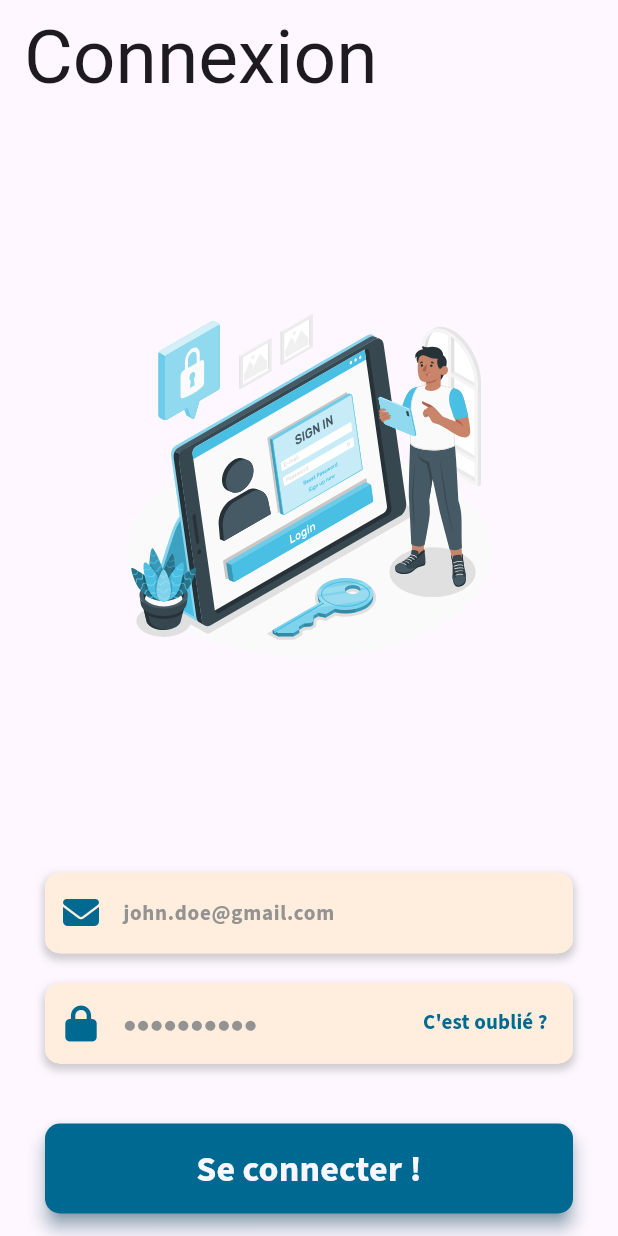
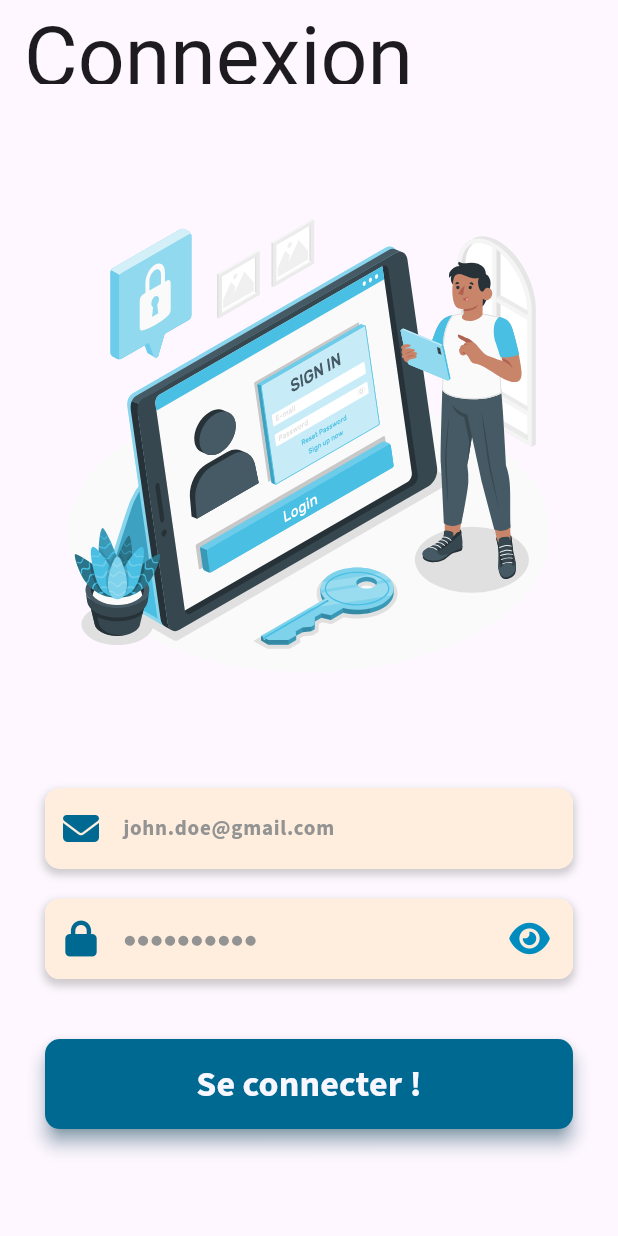
Before and after one commit to Samypnotise/mediplan-mobile, a Flutter app: the screen it shows after launch, on a phone screen of 412 x 824 dp. Run offline on Flutter 3.47's test engine with Material 3 defaults, Android fonts, the phone set to English and light mode, and no system bars; our stand-ins replace animated_custom_dropdown, another_flushbar, flutter_bloc, flutter_dotenv, flutter_secure_storage, flutter_svg and 3 more; missing offline and left inert: flutter_polyline_points.

Commit message:
refactor: reordering imports

```diff
--- a/lib/views/Authentication/login_view.dart
+++ b/lib/views/Authentication/login_view.dart
@@ -1,18 +1,18 @@
-import 'package:mediplan/components/custom_flushbar.dart';
-import 'package:mediplan/components/input_widget.dart';
-import 'package:mediplan/constants/mediplan_colors.dart';
-import 'package:mediplan/constants/flushbar_type.dart';
-import 'package:mediplan/blocs/login_bloc/login_bloc.dart';
-import 'package:mediplan/blocs/login_bloc/login_event.dart';
-import 'package:mediplan/blocs/login_bloc/login_state.dart';
-import 'package:mediplan/blocs/auth_bloc/auth_cubit.dart';
-import 'package:mediplan/repositories/auth_repository.dart';
-import 'package:mediplan/status/form_submission_status.dart';
 import 'package:flutter/material.dart';
 import 'package:flutter_bloc/flutter_bloc.dart';
 import 'package:flutter_svg/svg.dart';
 import 'package:font_awesome_flutter/font_awesome_flutter.dart';
 import 'package:google_fonts/google_fonts.dart';
+import 'package:mediplan/blocs/auth_bloc/auth_cubit.dart';
+import 'package:mediplan/blocs/login_bloc/login_bloc.dart';
+import 'package:mediplan/blocs/login_bloc/login_event.dart';
+import 'package:mediplan/blocs/login_bloc/login_state.dart';
+import 'package:mediplan/components/custom_flushbar.dart';
+import 'package:mediplan/components/input_widget.dart';
+import 'package:mediplan/constants/flushbar_type.dart';
+import 'package:mediplan/constants/mediplan_colors.dart';
+import 'package:mediplan/repositories/auth_repository.dart';
+import 'package:mediplan/status/form_submission_status.dart';
 
 class LoginView extends StatefulWidget {
   const LoginView({super.key});
@@ -49,28 +49,23 @@ class _LoginScreen extends StatelessWidget {
             'Connexion',
             style: TextStyle(
               fontFamily: GoogleFonts.oleoScript().fontFamily,
-              fontSize: 50,
+              fontSize: 55,
             ),
           ),
         ),
       ),
-      body: SafeArea(
+      body: SingleChildScrollView(
+        child: SafeArea(
           child: Center(
             child: Padding(
               padding: const EdgeInsets.only(top: 20, left: 30, right: 30),
               child: Center(
                 child: Column(
                   children: [
-                  const Spacer(),
-                  //! Login image
-                  SvgPicture.asset(
-                    'lib/images/Tablet-login-amico.svg',
-                    width: 250,
-                  ),
-                  const Spacer(),
                     //! Login form
                     LoginForm(formKey: _formKey),
                   ],
+                ),
               ),
             ),
           ),
@@ -126,6 +121,8 @@ class LoginForm extends StatelessWidget {
 
   @override
   Widget build(BuildContext context) {
+    double phoneWidth = MediaQuery.of(context).size.width;
+
     return BlocListener<LoginBloc, LoginState>(
       listener: (context, state) {
         final formStatus = state.formStatus;
@@ -148,9 +145,17 @@ class LoginForm extends StatelessWidget {
         key: _formKey,
         child: Column(
           children: [
+            //! Login image
+            Padding(
+              padding: const EdgeInsets.only(top: 50),
+              child: SvgPicture.asset(
+                'lib/images/Tablet-login-amico.svg',
+                width: phoneWidth * 0.8,
+              ),
+            ),
             //! Email input
             const Padding(
-              padding: EdgeInsets.only(top: 20),
+              padding: EdgeInsets.only(top: 70),
               child: EmailInput(),
             ),
             //! Password input
@@ -253,10 +258,17 @@ class EmailInput extends StatelessWidget {
   }
 }
 
-class PasswordInput extends StatelessWidget {
+class PasswordInput extends StatefulWidget {
   const PasswordInput({
     super.key,
   });
+
+  @override
+  State<PasswordInput> createState() => _PasswordInputState();
+}
+
+class _PasswordInputState extends State<PasswordInput> {
+  bool _isPasswordHidden = true;
 
   @override
   Widget build(BuildContext context) {
@@ -273,21 +285,22 @@ class PasswordInput extends StatelessWidget {
           ),
           suffixIcon: Padding(
             padding: const EdgeInsets.only(right: 5),
-            child: TextButton(
-              child: Text(
-                "C'est oublié ?",
-                style: GoogleFonts.sourceSansPro(
-                  fontWeight: FontWeight.bold,
-                  color: MediplanColors.primary,
+            child: IconButton(
+              onPressed: () {
+                setState(() {
+                  _isPasswordHidden = !_isPasswordHidden;
+                });
+              },
+              icon: FaIcon(
+                _isPasswordHidden
+                    ? FontAwesomeIcons.solidEye
+                    : FontAwesomeIcons.solidEyeSlash,
+                color: MediplanColors.secondary,
               ),
-              ),
-              onPressed: () {
-                context.read<AuthCubit>().showForgottenPasswordView();
-              },
             ),
           ),
           placeholder: "●●●●●●●●●●",
-          isPassword: true,
+          isPassword: _isPasswordHidden,
         );
       },
     );
```
Lines whose indentation alone changed are shown as unchanged.
